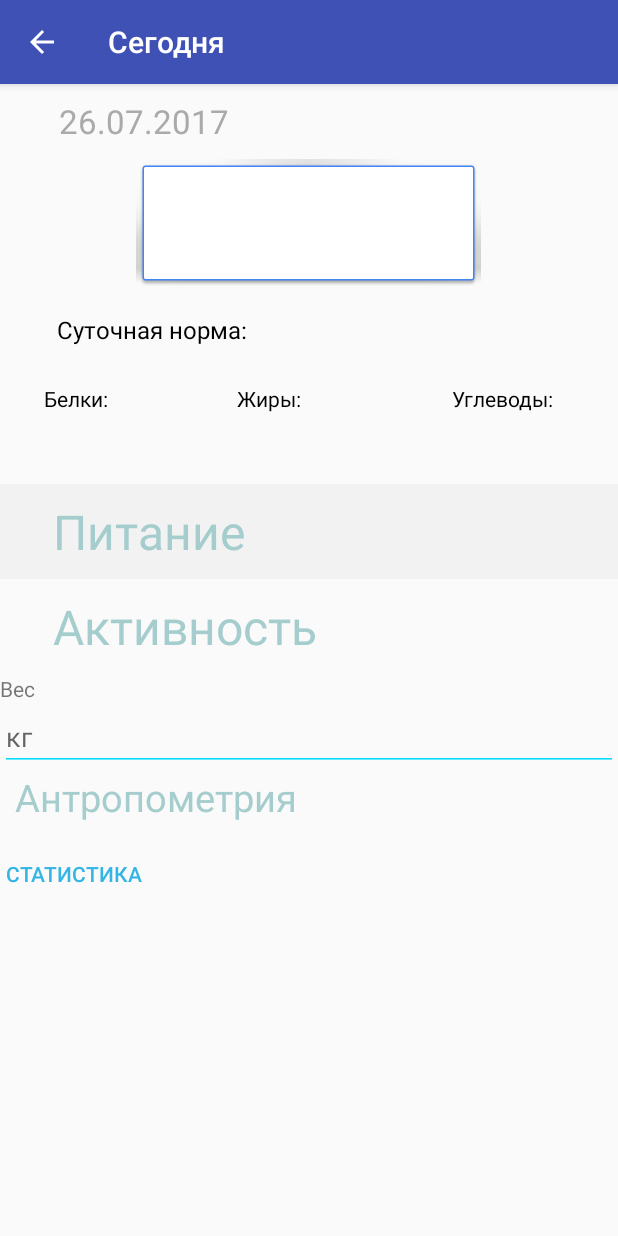
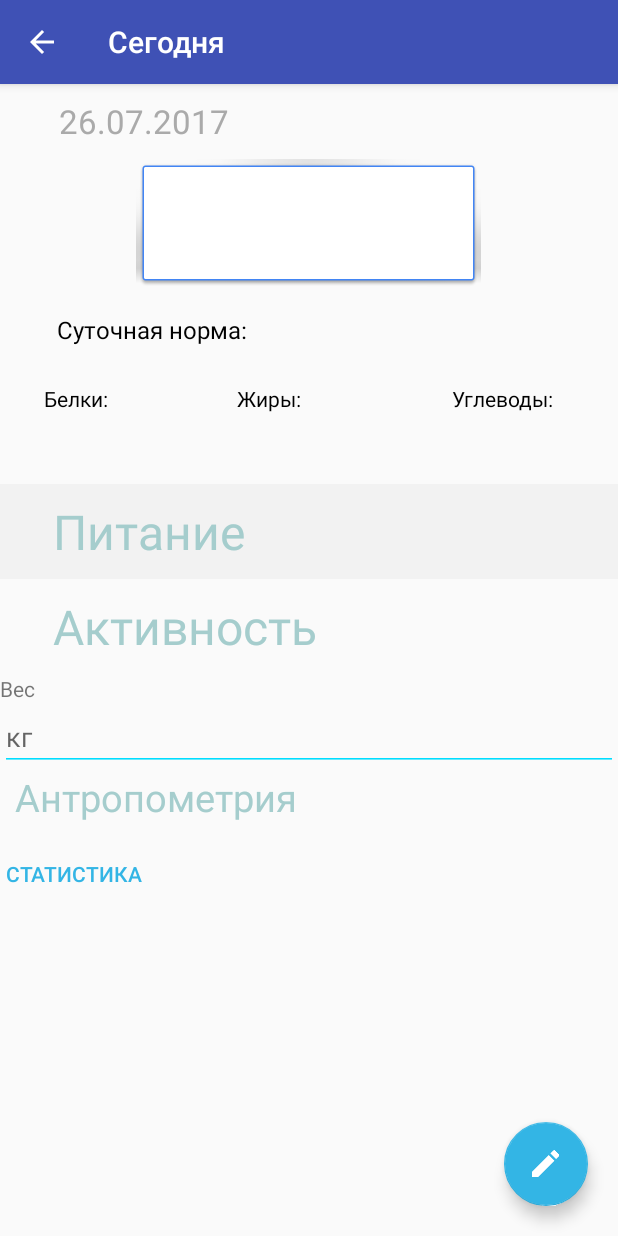
Before and after one commit to AlexeyGodyaev/TonusApp, an Android app: the TodayActivity screen opened directly, with no data from a screen before it, on a phone screen of 412 x 824 dp. Run offline under Robolectric (Android 15) with nearby library versions, the light colour scheme and no system bars.

Commit message:
фабы на сегодник

```diff
--- a/frontend/CaloriesDiary/app/src/main/java/com/caloriesdiary/caloriesdiary/TodayActivity.java
+++ b/frontend/CaloriesDiary/app/src/main/java/com/caloriesdiary/caloriesdiary/TodayActivity.java
@@ -15,6 +15,7 @@ import android.view.View;
 
 import android.widget.EditText;
 
+import android.widget.LinearLayout;
 import android.widget.TextView;
 import android.widget.Toast;
 
@@ -57,10 +58,10 @@ public class TodayActivity extends AppCompatActivity {
     SharedPreferences sharedPref;
     Calendar calendar;
     EditText editMass;
-    private boolean foodFlag = false, activeFlag = false, antropometryFlag = true;
+    private boolean foodFlag = false, activeFlag = false, antropometryFlag = true, FABFlag=false;
 
     String[] args = new String[2];
-
+    LinearLayout linearLayout;
 
     @Override
     protected void onCreate(Bundle savedInstanceState) {
@@ -110,7 +111,8 @@ public class TodayActivity extends AppCompatActivity {
         protein = (TextView) findViewById(R.id.ProteinText);
         fats = (TextView) findViewById(R.id.FatsText);
         carbs = (TextView) findViewById(R.id.CarbsText);
-
+        linearLayout = (LinearLayout) findViewById(R.id.setting_layout);
+        linearLayout.setVisibility(View.INVISIBLE);
 
         try {
             JSONObject jsn;
@@ -247,9 +249,17 @@ public class TodayActivity extends AppCompatActivity {
 
         todayDate.setText(Integer.toString(calendar.get(Calendar.DAY_OF_MONTH)) + "." + getMonth(calendar.get(Calendar.MONTH)) + "." + calendar.get(Calendar.YEAR));
 
-
     }
 
+    public void onMainFABClc(View view){
+        if(FABFlag){
+            linearLayout.setVisibility(View.INVISIBLE);
+            FABFlag = false;
+        } else {
+            linearLayout.setVisibility(View.VISIBLE);
+            FABFlag = true;
+        }
+    }
     @Override
     protected void onResume() {
         super.onResume();
--- a/frontend/CaloriesDiary/app/src/main/res/layout/personal_edit_layout.xml
+++ b/frontend/CaloriesDiary/app/src/main/res/layout/personal_edit_layout.xml
@@ -112,10 +112,8 @@
         android:layout_below="@id/activity_text"
         android:layout_alignLeft="@+id/activity_text"
         android:entries="@array/activitylist"
-        >
+        />
 
-
-    </Spinner>
     <EditText
         android:id="@+id/sleep_edit"
         android:layout_width="wrap_content"
--- a/frontend/CaloriesDiary/app/src/main/res/layout/today_layout.xml
+++ b/frontend/CaloriesDiary/app/src/main/res/layout/today_layout.xml
@@ -1,7 +1,11 @@
 <?xml version="1.0" encoding="utf-8"?>
+<RelativeLayout
+    xmlns:android="http://schemas.android.com/apk/res/android"
+    xmlns:app="http://schemas.android.com/apk/res-auto"
+    android:layout_width="match_parent"
+    android:layout_height="match_parent">
+
 <android.support.v4.widget.NestedScrollView
-        xmlns:android="http://schemas.android.com/apk/res/android"
-    xmlns:tools="http://schemas.android.com/tools"
     android:fillViewport="true"
         android:layout_width="match_parent"
         android:layout_height="match_parent">
@@ -296,3 +300,52 @@
         </LinearLayout>
 
 </android.support.v4.widget.NestedScrollView>
+
+    <LinearLayout
+        android:id="@+id/setting_layout"
+        android:layout_width="wrap_content"
+        android:layout_height="wrap_content"
+        android:orientation="vertical"
+        android:layout_alignParentRight="true"
+        android:layout_above="@+id/today_options_button">
+
+        <android.support.design.widget.FloatingActionButton
+            android:id="@+id/addFoodBtn"
+            android:layout_width="wrap_content"
+            android:layout_height="wrap_content"
+            app:backgroundTint="@android:color/holo_blue_light"
+            android:layout_marginBottom="20dp"
+            android:layout_marginRight="20dp"
+            android:clickable="true"
+            app:srcCompat="@mipmap/ic_mode_edit_white_24dp"
+            android:layout_alignParentBottom="true"
+            android:layout_alignParentRight="true"/>
+
+        <android.support.design.widget.FloatingActionButton
+            android:id="@+id/addActionsBtn"
+            android:layout_width="wrap_content"
+            android:layout_height="wrap_content"
+            app:backgroundTint="@android:color/holo_blue_light"
+            android:layout_marginBottom="20dp"
+            android:layout_marginRight="20dp"
+            android:clickable="true"
+            app:srcCompat="@mipmap/ic_mode_edit_white_24dp"
+            android:layout_alignParentBottom="true"
+            android:layout_alignParentRight="true"/>
+    </LinearLayout>
+
+    <android.support.design.widget.FloatingActionButton
+        android:id="@+id/today_options_button"
+        android:layout_width="wrap_content"
+        android:layout_height="wrap_content"
+        android:onClick="onMainFABClc"
+        app:backgroundTint="@android:color/holo_blue_light"
+        android:layout_marginBottom="20dp"
+        android:layout_marginRight="20dp"
+        android:clickable="true"
+        app:fabSize="normal"
+        app:srcCompat="@mipmap/ic_mode_edit_white_24dp"
+        android:layout_alignParentBottom="true"
+        android:layout_alignParentRight="true"/>
+
+</RelativeLayout>
```
